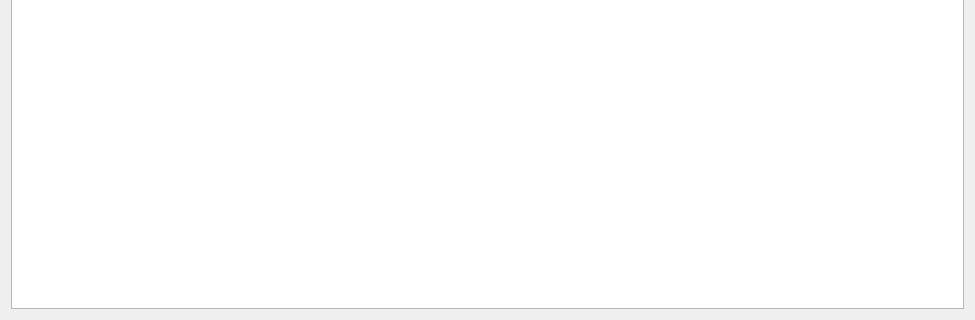
The window that Python/gui/odourwin.ui (yagarwal123/autonomouse) describes before a commit, drawn with Qt 5; both pictures show x 0 to 975 and y 279 to 599 of the 975 by 599 pixel window.
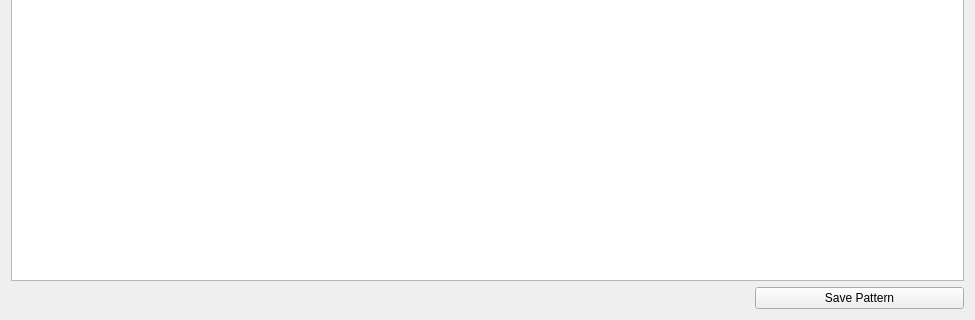
The same window after the commit.

Commit message: implement save stim pattern

What changed in the file:
```diff
--- a/Python/gui/odourwin.ui
+++ b/Python/gui/odourwin.ui
@@ -247,6 +247,13 @@
    <item row="5" column="1">
     <widget class="QLineEdit" name="trialEdit"/>
    </item>
+   <item row="7" column="7" colspan="2">
+    <widget class="QPushButton" name="saveButton">
+     <property name="text">
+      <string>Save Pattern</string>
+     </property>
+    </widget>
+   </item>
   </layout>
  </widget>
  <resources/>
```
Left out of the diff: 138 changed lines with no effect on the pictures. The commit also changes 3 other files.
